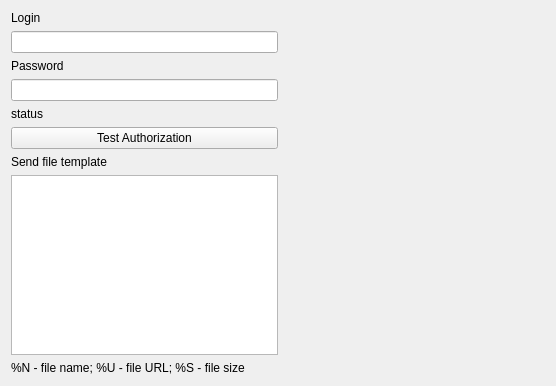
The window that generic/yandexnarodplugin/yandexnarodsettings.ui (psi-im/plugins) describes before a commit, drawn with Qt 5.
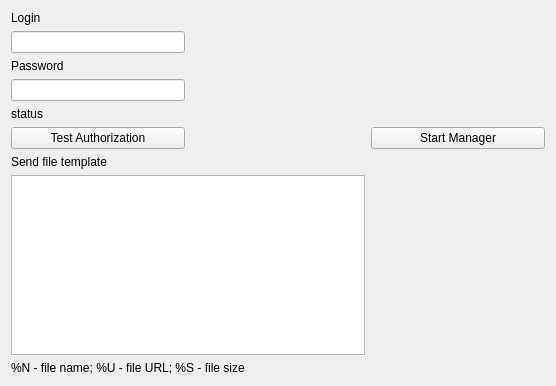
The same window after the commit.

What changed in the file:
```diff
--- a/generic/yandexnarodplugin/yandexnarodsettings.ui
+++ b/generic/yandexnarodplugin/yandexnarodsettings.ui
@@ -68,18 +68,12 @@
      </property>
     </widget>
    </item>
-   <item row="5" column="1">
-    <spacer name="horizontalSpacer_2">
-     <property name="orientation">
-      <enum>Qt::Horizontal</enum>
+   <item row="5" column="2">
+    <widget class="QPushButton" name="pb_startManager">
+     <property name="text">
+      <string>Start Manager</string>
      </property>
-     <property name="sizeHint" stdset="0">
-      <size>
-       <width>245</width>
-       <height>20</height>
-      </size>
-     </property>
-    </spacer>
+    </widget>
    </item>
    <item row="6" column="0">
     <widget class="QLabel" name="label">
@@ -88,7 +82,7 @@
      </property>
     </widget>
    </item>
-   <item row="7" column="0">
+   <item row="7" column="0" colspan="2">
     <widget class="QTextEdit" name="textTpl">
      <property name="html">
       <string>&lt;!DOCTYPE HTML PUBLIC &quot;-//W3C//DTD HTML 4.0//EN&quot; &quot;http://www.w3.org/TR/REC-html40/strict.dtd&quot;&gt;
@@ -99,7 +93,7 @@
      </property>
     </widget>
    </item>
-   <item row="8" column="0">
+   <item row="8" column="0" colspan="2">
     <widget class="QLabel" name="label_2">
      <property name="maximumSize">
       <size>
```
